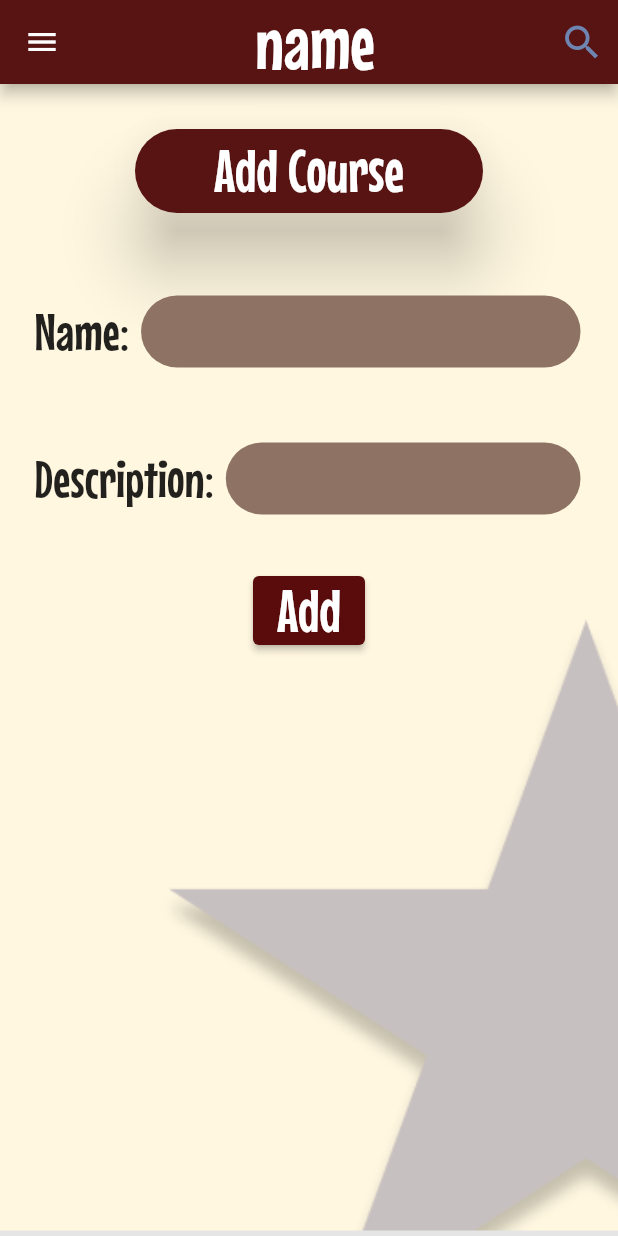
After one commit to SalmaAshour24/Attendance-Gaming-System-, a Flutter app: the AddCourse screen opened by its route, on a phone screen of 412 x 824 dp. The commit adds this screen. Run offline on Flutter 3.47's test engine with Material 2 defaults, Android fonts, the phone set to English and light mode, and no system bars; our stand-ins replace animated_splash_screen, circular_countdown_timer, page_transition.

Commit message:
new new new

```diff
--- a/lib/main.dart
+++ b/lib/main.dart
@@ -10,6 +10,7 @@ import 'package:flutter_application_1/screens/students/question_screen.dart';
 import 'package:page_transition/page_transition.dart';
 import 'package:flutter/material.dart';
 import "package:animated_splash_screen/animated_splash_screen.dart";
+import 'screens/doctor/add_course.dart';
 import 'screens/students/home_page.dart';
 import 'screens/home_screen.dart';
 import 'screens/signup.dart';
@@ -27,6 +28,7 @@ class MyApp extends StatelessWidget {
       //nshil shartet el debug
       initialRoute: '/',
       routes: {
+        '/addC': (context) => AddCourse(),
         '/second': (context) => signup(),
         '/third': (context) => homePage(),
         '/edit': (context) => Editprofile(),
@@ -39,7 +41,8 @@ class MyApp extends StatelessWidget {
         '/pointsD': (context) => NewPoints1(),
         '/homeD': (context) => ViewCourseD(),
         '/edits': (context) => Editprofiles(),
-        '/question': (context) => QuestionScreen()
+        '/question': (context) => QuestionScreen(),
+
       },
 
       debugShowCheckedModeBanner: false,
--- /dev/null
+++ b/lib/screens/doctor/add_course.dart
@@ -0,0 +1,141 @@
+import 'package:flutter/material.dart';
+import 'app_bar.dart';
+import 'drawer.dart';
+
+class AddCourse extends StatefulWidget {
+  const AddCourse({Key? key}) : super(key: key);
+
+  @override
+  _AddCourseState createState() => _AddCourseState();
+}
+
+class _AddCourseState extends State<AddCourse> {
+  @override
+  Widget build(BuildContext context) {
+    return Scaffold(
+      drawer: Drawer1(),
+      appBar: AppBar(
+        title: App(),
+        actions: [
+          IconButton(
+              onPressed: () {},
+              icon: Icon(
+                Icons.search,
+                size: 30,
+                color: Color(0xff6E85B2),
+              ))
+        ],
+        backgroundColor: Color(0xff581313),
+      ),
+      backgroundColor: Color(0xffFFB703),
+      body: Container(
+        decoration: new BoxDecoration(
+            image: new DecorationImage(
+                image: new AssetImage('assets/4.PNG'), fit: BoxFit.cover)),
+        child: ListView(
+          children: [
+            Column(
+              children: [
+                Card(
+                  shape: RoundedRectangleBorder(
+                    borderRadius: BorderRadius.circular(35),
+                  ),
+                  child: const ListTile(
+                    title: Text(
+                      "Add Course",
+                      textAlign: TextAlign.center,
+                      style: TextStyle(
+                        fontFamily: 'Mouse Memoirs',
+                        fontSize: 40,
+                        color: Color(0xffFFFFFF),
+                      ),
+                    ),
+                  ),
+                  elevation: 20,
+                  color: Color(0xff581313),
+                  margin:
+                      EdgeInsets.only(bottom: 30, top: 30, left: 90, right: 90),
+                ),
+                Column(
+                  children: [
+                    Padding(padding: EdgeInsets.all(20),
+                    child: Row(
+                      children: [
+                        Text(
+                      'Name: ',
+                      textAlign: TextAlign.center,
+                      style: TextStyle(
+                        fontFamily: 'Mouse Memoirs',
+                        fontSize: 35,
+                      ),
+                    ),
+                    Flexible(child: Padding(padding: EdgeInsets.all(5),
+                    child: Container(
+                        decoration: BoxDecoration(
+                          color: Color(0xff8E7364),
+                          borderRadius: BorderRadius.circular(25.0),
+                        ),
+                        child: TextFormField(
+                          textAlign: TextAlign.center,
+                          decoration: const InputDecoration(
+                            border: InputBorder.none,
+                          ),
+                        ),
+                      ),
+                    )),
+                      ],
+                    ),
+                    ),
+                    Padding(padding: EdgeInsets.all(20),
+                    child: Row(
+                      children: [
+                        Text(
+                      'Description: ',
+                      textAlign: TextAlign.center,
+                      style: TextStyle(
+                        fontFamily: 'Mouse Memoirs',
+                        fontSize: 35,
+                      ),
+                    ),
+                    Flexible(child: Padding(padding: EdgeInsets.all(5),
+                    child: Container(
+                        decoration: BoxDecoration(
+                          color: Color(0xff8E7364),
+                          borderRadius: BorderRadius.circular(25.0),
+                        ),
+                        child: TextFormField(
+                          textAlign: TextAlign.center,
+                          decoration: const InputDecoration(
+                            border: InputBorder.none,
+                          ),
+                        ),
+                      ),
+                    )),
+                      ],
+                    ),
+                    ),
+                    Padding(
+                      padding: EdgeInsets.all(15),
+                      child: ElevatedButton(
+                          onPressed: () {},
+                          style: ElevatedButton.styleFrom(
+                              primary: Color(0xff5A0C0C)),
+                          child: Text(
+                            'Add',
+                            style: TextStyle(
+                              color: Color(0xffffffff),fontSize: 40,
+                              fontFamily: 'Mouse Memoirs',
+                            ),
+                          ),
+                        ),
+                    ),
+                  ],
+                ),
+              ],
+            )
+          ],
+        ),
+      ),
+    );
+  }
+}
--- a/lib/screens/doctor/drawer.dart
+++ b/lib/screens/doctor/drawer.dart
@@ -46,6 +46,13 @@ class _Drawer1State extends State<Drawer1> {
             },
           ),
           ListTile(
+            leading: Icon(Icons.ac_unit_outlined),
+            title: Text('Add Course'),
+            onTap: () {
+              Navigator.pushNamed(context, '/addC');
+            },
+          ),
+          ListTile(
             leading: Icon(Icons.favorite),
             title: Text('Edit profile'),
             onTap: () {
```
